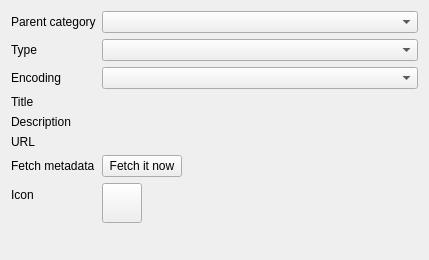
Qt form src/librssguard/services/standard/gui/standardfeeddetails.ui (martinrotter/rssguard) before a commit.
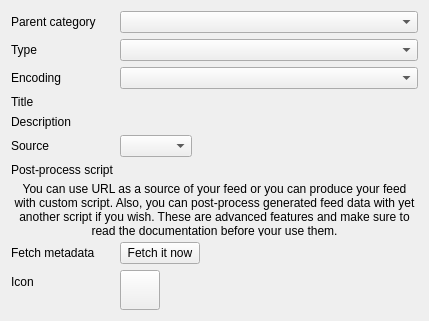
The same form after that commit. Custom widgets are drawn as their Qt base class.

Patch:
```diff
--- a/src/librssguard/services/standard/gui/standardfeeddetails.ui
+++ b/src/librssguard/services/standard/gui/standardfeeddetails.ui
@@ -7,7 +7,7 @@
     <x>0</x>
     <y>0</y>
     <width>429</width>
-    <height>260</height>
+    <height>321</height>
    </rect>
   </property>
   <property name="windowTitle">
@@ -103,7 +103,7 @@
    <item row="5" column="0">
     <widget class="QLabel" name="label">
      <property name="text">
-      <string>URL</string>
+      <string>Source</string>
      </property>
      <property name="buddy">
       <cstring>m_txtUrl</cstring>
@@ -111,9 +111,23 @@
     </widget>
    </item>
    <item row="5" column="1">
-    <widget class="LineEditWithStatus" name="m_txtUrl" native="true"/>
+    <layout class="QHBoxLayout" name="horizontalLayout">
+     <item>
+      <widget class="QComboBox" name="m_cmbSourceType"/>
+     </item>
+     <item>
+      <widget class="LineEditWithStatus" name="m_txtSource" native="true">
+       <property name="sizePolicy">
+        <sizepolicy hsizetype="Preferred" vsizetype="Preferred">
+         <horstretch>1</horstretch>
+         <verstretch>0</verstretch>
+        </sizepolicy>
+       </property>
+      </widget>
+     </item>
+    </layout>
    </item>
-   <item row="6" column="0">
+   <item row="8" column="0">
     <widget class="QLabel" name="label_7">
      <property name="text">
       <string>Fetch metadata</string>
@@ -123,7 +137,7 @@
      </property>
     </widget>
    </item>
-   <item row="6" column="1">
+   <item row="8" column="1">
     <layout class="QHBoxLayout" name="horizontalLayout_2">
      <item>
       <widget class="QPushButton" name="m_btnFetchMetadata">
@@ -147,7 +161,7 @@
      </item>
     </layout>
    </item>
-   <item row="7" column="0">
+   <item row="9" column="0">
     <widget class="QLabel" name="m_lblIcon">
      <property name="text">
       <string>Icon</string>
@@ -157,7 +171,7 @@
      </property>
     </widget>
    </item>
-   <item row="7" column="1">
+   <item row="9" column="1">
     <widget class="QToolButton" name="m_btnIcon">
      <property name="sizePolicy">
       <sizepolicy hsizetype="Fixed" vsizetype="Fixed">
@@ -194,6 +208,29 @@
      </property>
     </widget>
    </item>
+   <item row="6" column="1">
+    <widget class="LineEditWithStatus" name="m_txtPostProcessScript" native="true"/>
+   </item>
+   <item row="6" column="0">
+    <widget class="QLabel" name="label_4">
+     <property name="text">
+      <string>Post-process script</string>
+     </property>
+    </widget>
+   </item>
+   <item row="7" column="0" colspan="2">
+    <widget class="QLabel" name="m_lblScriptInfo">
+     <property name="text">
+      <string>You can use URL as a source of your feed or you can produce your feed with custom script. Also, you can post-process generated feed data with yet another script if you wish. These are advanced features and make sure to read the documentation before your use them.</string>
+     </property>
+     <property name="alignment">
+      <set>Qt::AlignCenter</set>
+     </property>
+     <property name="wordWrap">
+      <bool>true</bool>
+     </property>
+    </widget>
+   </item>
   </layout>
  </widget>
  <customwidgets>
```
Left out of the diff: 9 changed lines with no effect on the pictures.
